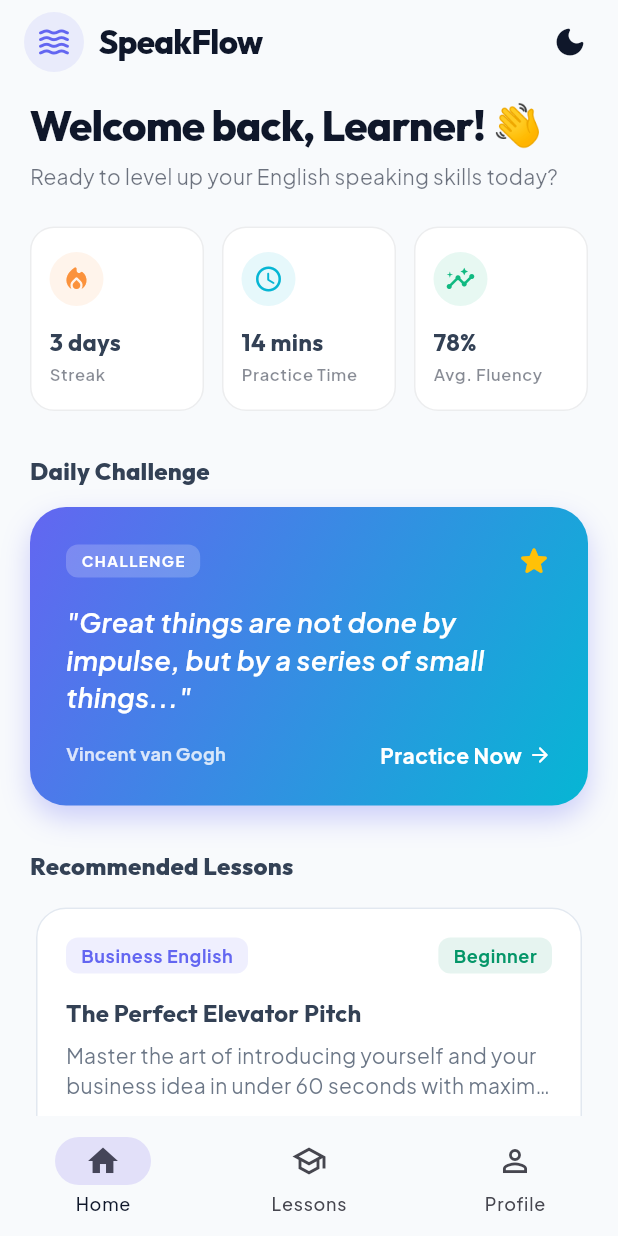
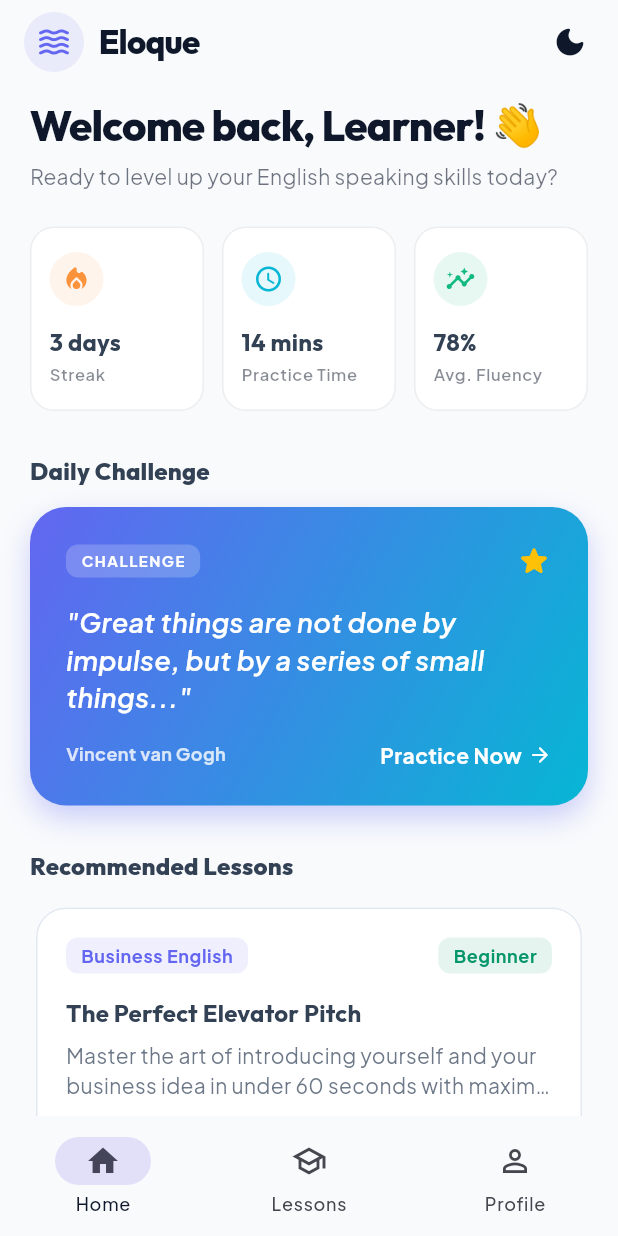
Before and after one commit to Vickey-m-victor/eloque, a Flutter app: the screen it shows after launch, on a phone screen of 412 x 824 dp. Run offline on Flutter 3.47's test engine with Material 3 defaults, Android fonts, the light colour scheme and no system bars; our stand-ins replace google_fonts; missing offline and left inert: record.

Commit message:
renamed to eloque

```diff
--- a/lib/main.dart
+++ b/lib/main.dart
@@ -10,11 +10,11 @@ import 'utils/theme.dart';
 
 void main() {
   WidgetsFlutterBinding.ensureInitialized();
-  runApp(const SpeakFlowApp());
+  runApp(const EloqueApp());
 }
 
-class SpeakFlowApp extends StatelessWidget {
-  const SpeakFlowApp({super.key});
+class EloqueApp extends StatelessWidget {
+  const EloqueApp({super.key});
 
   @override
   Widget build(BuildContext context) {
@@ -27,7 +27,7 @@ class SpeakFlowApp extends StatelessWidget {
       child: Consumer<ThemeProvider>(
         builder: (context, themeProvider, child) {
           return MaterialApp(
-            title: 'SpeakFlow',
+            title: 'Eloque',
             debugShowCheckedModeBanner: false,
             theme: AppTheme.lightTheme,
             darkTheme: AppTheme.darkTheme,
--- a/lib/screens/home_screen.dart
+++ b/lib/screens/home_screen.dart
@@ -47,7 +47,7 @@ class HomeScreen extends StatelessWidget {
             ),
             const SizedBox(width: 10),
             Text(
-              'SpeakFlow',
+              'Eloque',
               style: theme.textTheme.titleLarge?.copyWith(
                 fontWeight: FontWeight.w800,
                 letterSpacing: -0.5,
--- a/lib/services/audio_service.dart
+++ b/lib/services/audio_service.dart
@@ -59,7 +59,7 @@ class AudioService {
   Future<String> getUniqueFilePath() async {
     final Directory appDirectory = await getApplicationDocumentsDirectory();
     final String timestamp = DateTime.now().millisecondsSinceEpoch.toString();
-    return '${appDirectory.path}/speakflow_recording_$timestamp.m4a';
+    return '${appDirectory.path}/eloque_recording_$timestamp.m4a';
   }
 
   void dispose() {
--- a/pubspec.yaml
+++ b/pubspec.yaml
@@ -1,4 +1,4 @@
-name: speakflow
+name: eloque
 description: "A new Flutter project."
 # The following line prevents the package from being accidentally published to
 # pub.dev using `flutter pub publish`. This is preferred for private packages.
```
Also changed, not shown: 17 other files.
